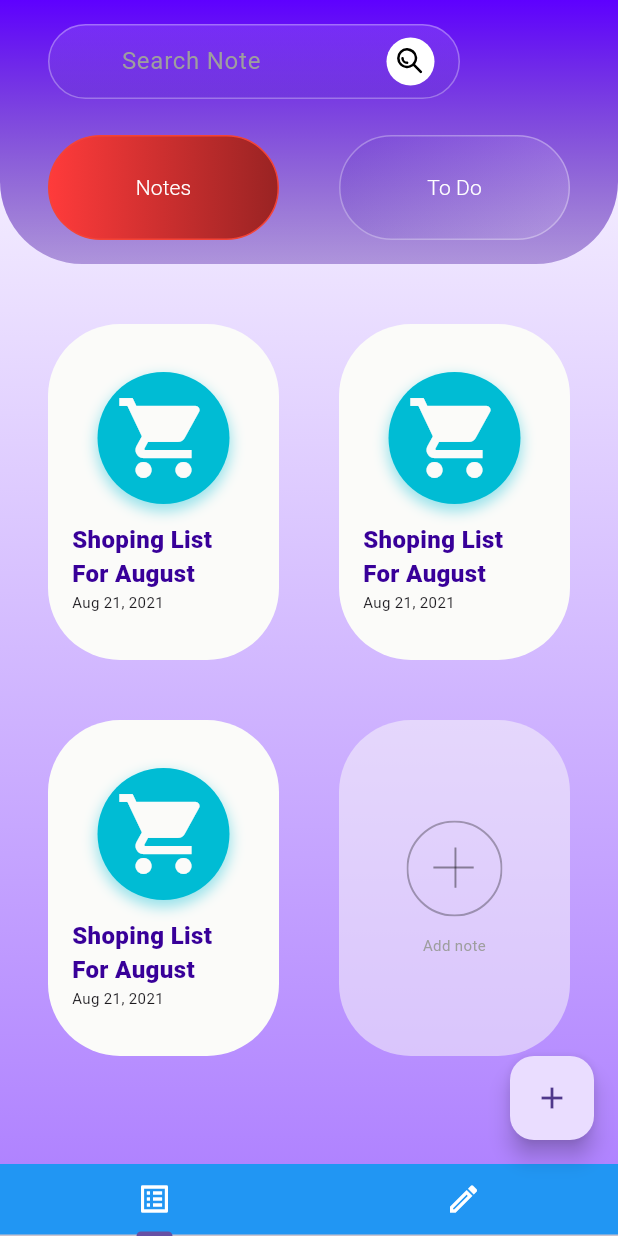
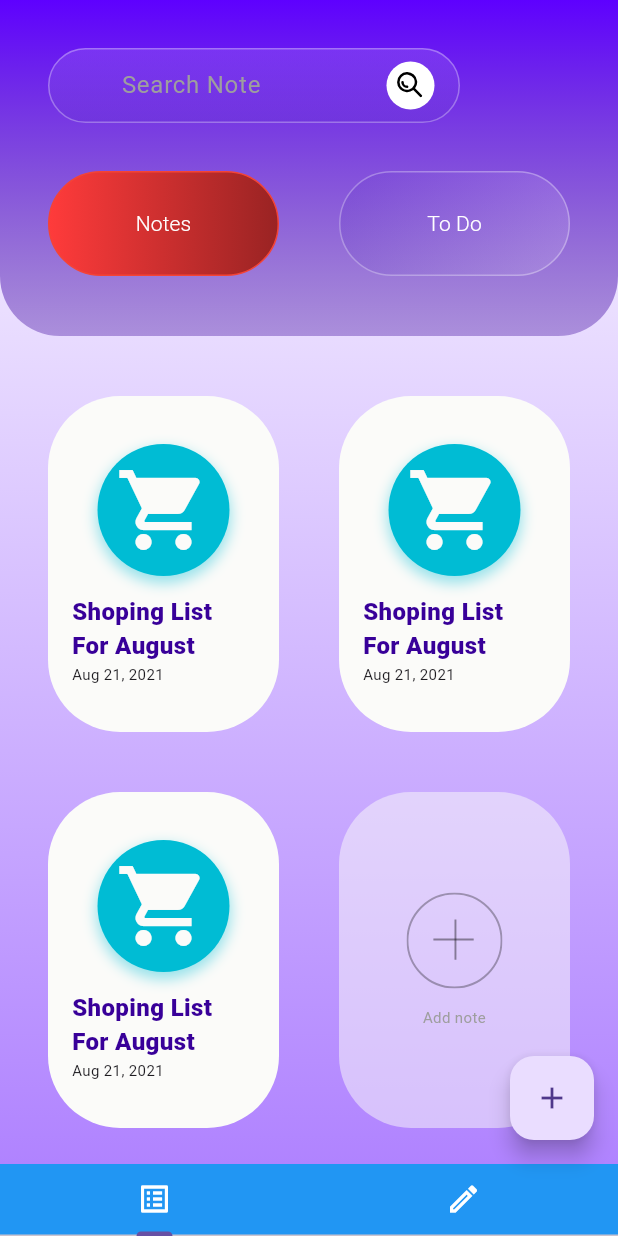
Before and after one commit to Quikler/quik-note, a Flutter app: the screen it shows after launch, on a phone screen of 412 x 824 dp. Run offline on Flutter 3.47's test engine with Material 3 defaults, Android fonts, the phone set to English and light mode, and no system bars; our stand-ins replace flutter_svg, sqflite, sqflite_common_ffi; accounts and stored records are empty.

Commit message:
refactor: Change AppBarWidget container padding and column spacing

```diff
--- a/lib/widgets/app_bar.dart
+++ b/lib/widgets/app_bar.dart
@@ -11,17 +11,17 @@ class AppBarWidget extends StatelessWidget {
   @override
   Widget build(BuildContext context) {
     return Container(
+      padding: EdgeInsets.only(top: 32, bottom: 40, left: 32, right: 32),
       decoration: BoxDecoration(
-        borderRadius: BorderRadius.vertical(bottom: Radius.circular(55)),
+        borderRadius: BorderRadius.vertical(bottom: Radius.circular(40)),
         gradient: LinearGradient(
           begin: Alignment.topCenter,
           end: Alignment.bottomCenter,
           colors: [Color(0xff5E00FF), Color(0x59380099)],
         ),
       ),
-      padding: EdgeInsets.symmetric(vertical: 16, horizontal: 32),
       child: Column(
-        spacing: 24,
+        spacing: 32,
         crossAxisAlignment: CrossAxisAlignment.start,
         children: [
           Container(
```
